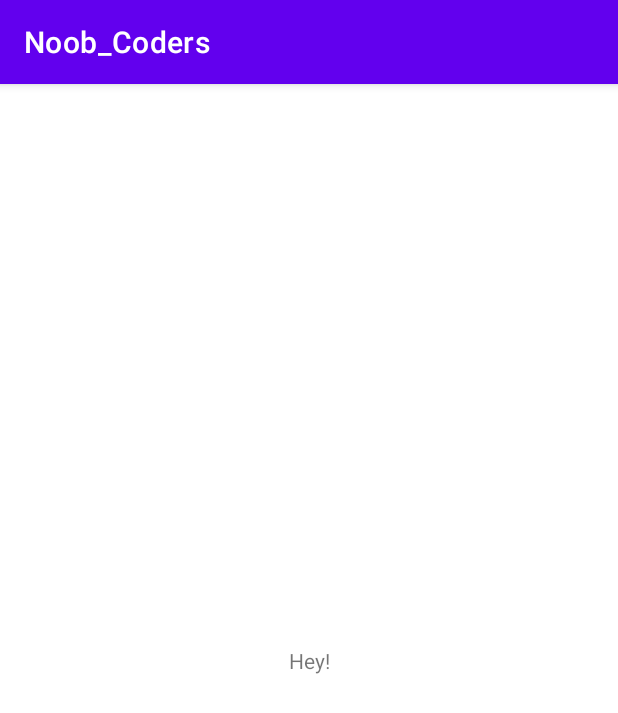
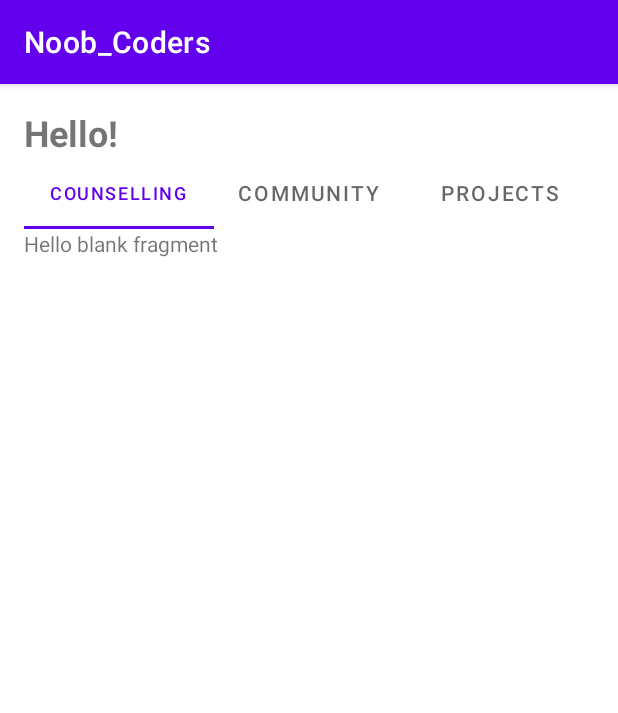
Before and after one commit to shreyassspp/Noob_Coders, an Android app: the screen it shows after launch (MainActivity before the commit, NavigationActivity after it), on a phone screen of 412 x 824 dp. Shown: the top 713 px of the screen. Run offline under Robolectric (Android 15) with nearby library versions, the phone set to English and light mode, and no system bars.

Commit message:
Added tablayout for navigation

```diff
--- a/app/build.gradle
+++ b/app/build.gradle
@@ -33,6 +33,7 @@ dependencies {
     implementation 'androidx.appcompat:appcompat:1.3.1'
     implementation 'com.google.android.material:material:1.4.0'
     implementation 'androidx.constraintlayout:constraintlayout:2.1.0'
+    implementation 'androidx.legacy:legacy-support-v4:1.0.0'
     testImplementation 'junit:junit:4.+'
     androidTestImplementation 'androidx.test.ext:junit:1.1.3'
     androidTestImplementation 'androidx.test.espresso:espresso-core:3.4.0'
--- a/app/src/main/AndroidManifest.xml
+++ b/app/src/main/AndroidManifest.xml
@@ -9,7 +9,7 @@
         android:roundIcon="@mipmap/ic_launcher_round"
         android:supportsRtl="true"
         android:theme="@style/Theme.Noob_Coders">
-        <activity android:name=".MainActivity">
+        <activity android:name=".NavigationActivity">
             <intent-filter>
                 <action android:name="android.intent.action.MAIN" />
 
--- /dev/null
+++ b/app/src/main/java/com/example/noob_coders/CategoryAdapter.java
@@ -0,0 +1,33 @@
+package com.example.noob_coders;
+
+import androidx.annotation.NonNull;
+import androidx.fragment.app.Fragment;
+import androidx.fragment.app.FragmentActivity;
+import androidx.viewpager2.adapter.FragmentStateAdapter;
+
+public class CategoryAdapter extends FragmentStateAdapter {
+
+    public CategoryAdapter(@NonNull FragmentActivity fragmentActivity) {
+        super(fragmentActivity);
+    }
+
+    @Override
+    public Fragment createFragment(int position) {
+
+        if (position==0){
+            return new Counselling();
+        }
+        else if (position==1){
+            return new Community();
+        }
+        else {
+            return new Projects();
+        }
+    }
+
+    @Override
+    public int getItemCount() {
+        return 3;
+    }
+
+}
--- /dev/null
+++ b/app/src/main/java/com/example/noob_coders/Counselling.java
@@ -0,0 +1,64 @@
+package com.example.noob_coders;
+
+import android.os.Bundle;
+
+import androidx.fragment.app.Fragment;
+
+import android.view.LayoutInflater;
+import android.view.View;
+import android.view.ViewGroup;
+
+/**
+ * A simple {@link Fragment} subclass.
+ * Use the {@link Counselling#newInstance} factory method to
+ * create an instance of this fragment.
+ */
+public class Counselling extends Fragment {
+
+    // TODO: Rename parameter arguments, choose names that match
+    // the fragment initialization parameters, e.g. ARG_ITEM_NUMBER
+    private static final String ARG_PARAM1 = "param1";
+    private static final String ARG_PARAM2 = "param2";
+
+    // TODO: Rename and change types of parameters
+    private String mParam1;
+    private String mParam2;
+
+    public Counselling() {
+        // Required empty public constructor
+    }
+
+    /**
+     * Use this factory method to create a new instance of
+     * this fragment using the provided parameters.
+     *
+     * @param param1 Parameter 1.
+     * @param param2 Parameter 2.
+     * @return A new instance of fragment Counselling.
+     */
+    // TODO: Rename and change types and number of parameters
+    public static Counselling newInstance(String param1, String param2) {
+        Counselling fragment = new Counselling();
+        Bundle args = new Bundle();
+        args.putString(ARG_PARAM1, param1);
+        args.putString(ARG_PARAM2, param2);
+        fragment.setArguments(args);
+        return fragment;
+    }
+
+    @Override
+    public void onCreate(Bundle savedInstanceState) {
+        super.onCreate(savedInstanceState);
+        if (getArguments() != null) {
+            mParam1 = getArguments().getString(ARG_PARAM1);
+            mParam2 = getArguments().getString(ARG_PARAM2);
+        }
+    }
+
+    @Override
+    public View onCreateView(LayoutInflater inflater, ViewGroup container,
+                             Bundle savedInstanceState) {
+        // Inflate the layout for this fragment
+        return inflater.inflate(R.layout.fragment_counselling, container, false);
+    }
+}
--- a/app/src/main/java/com/example/noob_coders/MainActivity.java
+++ /dev/null
@@ -1,14 +0,0 @@
-package com.example.noob_coders;
-
-import androidx.appcompat.app.AppCompatActivity;
-
-import android.os.Bundle;
-
-public class MainActivity extends AppCompatActivity {
-
-    @Override
-    protected void onCreate(Bundle savedInstanceState) {
-        super.onCreate(savedInstanceState);
-        setContentView(R.layout.activity_main);
-    }
-}
--- /dev/null
+++ b/app/src/main/java/com/example/noob_coders/NavigationActivity.java
@@ -0,0 +1,44 @@
+package com.example.noob_coders;
+
+import androidx.annotation.NonNull;
+import androidx.appcompat.app.AppCompatActivity;
+import androidx.viewpager2.widget.ViewPager2;
+
+import android.os.Bundle;
+
+import com.google.android.material.tabs.TabLayout;
+import com.google.android.material.tabs.TabLayoutMediator;
+
+public class NavigationActivity extends AppCompatActivity {
+
+    @Override
+    protected void onCreate(Bundle savedInstanceState) {
+        super.onCreate(savedInstanceState);
+        setContentView(R.layout.activity_navigation);
+
+        // adding tablayout
+        TabLayout tabLayout = findViewById(R.id.tabLayout);
+        ViewPager2 viewPager2 = findViewById(R.id.viewPager);
+
+        // Find the view pager that will allow the user to swipe between fragments
+        CategoryAdapter categoryAdapter = new CategoryAdapter(this);
+        viewPager2.setAdapter(categoryAdapter);
+
+        new TabLayoutMediator(tabLayout, viewPager2, new TabLayoutMediator.TabConfigurationStrategy() {
+            @Override
+            public void onConfigureTab(@NonNull TabLayout.Tab tab, int position) {
+                if(position==0){
+                    tab.setText("Counselling");
+                }
+                else if(position==1){
+                    tab.setText("Community");
+                }
+                else {
+                    tab.setText("Projects");
+                }
+            }
+        }).attach();
+
+    }
+
+}
--- a/app/src/main/res/layout/activity_main.xml
+++ /dev/null
@@ -1,18 +0,0 @@
-<?xml version="1.0" encoding="utf-8"?>
-<androidx.constraintlayout.widget.ConstraintLayout xmlns:android="http://schemas.android.com/apk/res/android"
-    xmlns:app="http://schemas.android.com/apk/res-auto"
-    xmlns:tools="http://schemas.android.com/tools"
-    android:layout_width="match_parent"
-    android:layout_height="match_parent"
-    tools:context=".MainActivity">
-
-    <TextView
-        android:layout_width="wrap_content"
-        android:layout_height="wrap_content"
-        android:text="Hey!"
-        app:layout_constraintBottom_toBottomOf="parent"
-        app:layout_constraintLeft_toLeftOf="parent"
-        app:layout_constraintRight_toRightOf="parent"
-        app:layout_constraintTop_toTopOf="parent" />
-
-</androidx.constraintlayout.widget.ConstraintLayout>
--- /dev/null
+++ b/app/src/main/res/layout/activity_navigation.xml
@@ -0,0 +1,29 @@
+<?xml version="1.0" encoding="utf-8"?>
+<LinearLayout xmlns:android="http://schemas.android.com/apk/res/android"
+    xmlns:app="http://schemas.android.com/apk/res-auto"
+    xmlns:tools="http://schemas.android.com/tools"
+    android:layout_width="match_parent"
+    android:layout_height="match_parent"
+    android:layout_margin="16dp"
+    android:orientation="vertical"
+    tools:context=".NavigationActivity">
+
+    <TextView
+        android:layout_width="wrap_content"
+        android:layout_height="wrap_content"
+        android:text="Hello!"
+        android:textStyle="bold"
+        android:textSize="24sp"/>
+
+    <com.google.android.material.tabs.TabLayout
+        android:id="@+id/tabLayout"
+        android:layout_width="match_parent"
+        android:layout_height="wrap_content"/>
+
+    <androidx.viewpager2.widget.ViewPager2
+        android:id="@+id/viewPager"
+        android:layout_width="match_parent"
+        android:layout_height="0dp"
+        android:layout_weight="1"/>
+
+</LinearLayout>
--- /dev/null
+++ b/app/src/main/res/layout/fragment_counselling.xml
@@ -0,0 +1,14 @@
+<?xml version="1.0" encoding="utf-8"?>
+<FrameLayout xmlns:android="http://schemas.android.com/apk/res/android"
+    xmlns:tools="http://schemas.android.com/tools"
+    android:layout_width="match_parent"
+    android:layout_height="match_parent"
+    tools:context=".Counselling">
+
+    <!-- TODO: Update blank fragment layout -->
+    <TextView
+        android:layout_width="match_parent"
+        android:layout_height="match_parent"
+        android:text="@string/hello_blank_fragment" />
+
+</FrameLayout>
--- a/app/src/main/res/values/strings.xml
+++ b/app/src/main/res/values/strings.xml
@@ -1,3 +1,5 @@
 <resources>
     <string name="app_name">Noob_Coders</string>
+    <!-- TODO: Remove or change this placeholder text -->
+    <string name="hello_blank_fragment">Hello blank fragment</string>
 </resources>
```
Also changed, not shown: app/src/main/java/com/example/noob_coders/Community.java (added, +64 -0 lines), app/src/main/java/com/example/noob_coders/Projects.java (added, +64 -0 lines), app/src/main/res/layout/fragment_community.xml (added, +14 -0 lines), app/src/main/res/layout/fragment_projects.xml (added, +14 -0 lines).
